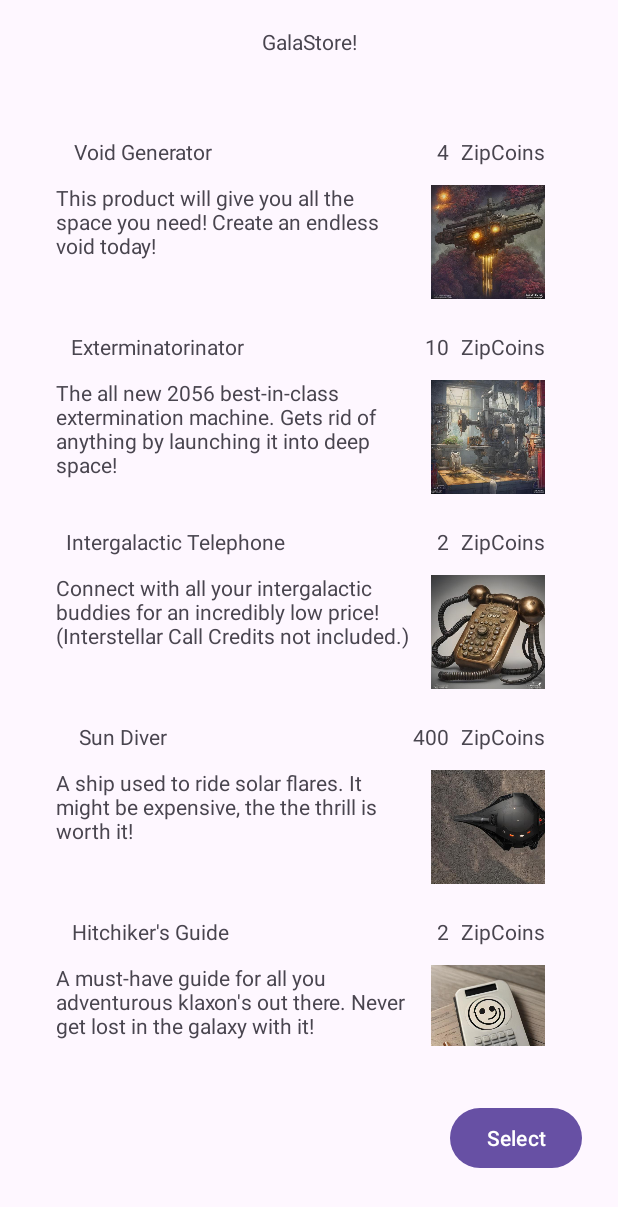
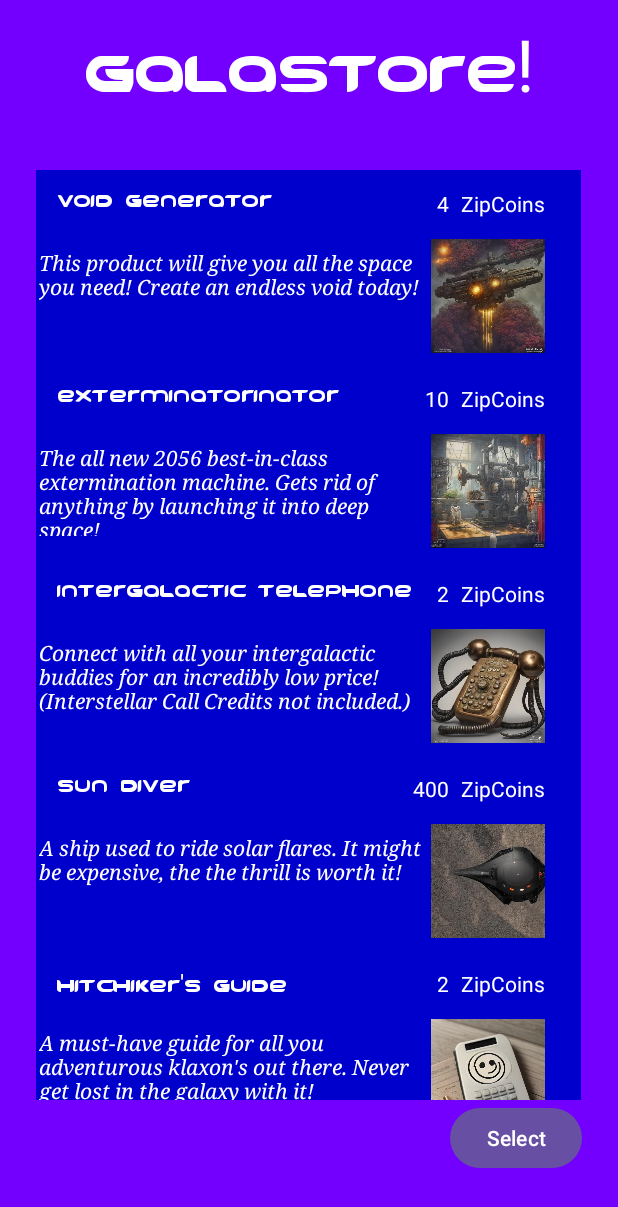
Before and after one commit to aw58/MobileAppsCourse, an Android app: the screen it shows after launch (MainActivity), on a phone screen of 412 x 824 dp. Shown: the top 1207 px of the screen. Run offline under Robolectric (Android 15) with nearby library versions, the phone set to English and light mode, and no system bars.

Commit message:
colors added. All is working!

```diff
--- a/Practice3_SQLDatabase/app/src/main/java/com/example/practice3_sqldatabase/ProductAdapter.java
+++ b/Practice3_SQLDatabase/app/src/main/java/com/example/practice3_sqldatabase/ProductAdapter.java
@@ -1,6 +1,7 @@
 package com.example.practice3_sqldatabase;
 
 import android.graphics.Color;
+import android.graphics.drawable.ColorDrawable;
 import android.view.LayoutInflater;
 import android.view.View;
 import android.view.ViewGroup;
@@ -53,11 +54,11 @@ public class ProductAdapter extends RecyclerView.Adapter<ProductAdapter.ViewHold
                 if(isSelectable){
                     if(selected_products.contains(item)){
                         selected_products.remove(item);
-                        holder.itemView.setBackgroundColor(Color.TRANSPARENT);
+                        holder.itemView.setBackgroundColor(Color.rgb(0, 0, 204));
                     }
                     else{
                         selected_products.add(item);
-                        holder.itemView.setBackgroundColor(Color.LTGRAY);
+                        holder.itemView.setBackgroundColor(Color.rgb(26, 175, 255));
                     }
                     //printSelected();
                 }
--- a/Practice3_SQLDatabase/app/src/main/res/layout/activity_main.xml
+++ b/Practice3_SQLDatabase/app/src/main/res/layout/activity_main.xml
@@ -3,6 +3,7 @@
     xmlns:app="http://schemas.android.com/apk/res-auto"
     xmlns:tools="http://schemas.android.com/tools"
     android:id="@+id/main"
+    android:background="@color/dark_purple"
     android:layout_width="match_parent"
     android:layout_height="match_parent"
     tools:context=".MainActivity">
@@ -11,7 +12,12 @@
         android:id="@+id/mainViewTitle"
         android:layout_width="wrap_content"
         android:layout_height="wrap_content"
+        android:fontFamily="@font/freedom_10em"
         android:text="@string/galastore"
+        android:textAlignment="center"
+        android:textColor="@color/white"
+        android:textSize="48sp"
+        android:typeface="serif"
         app:layout_constraintBottom_toBottomOf="parent"
         app:layout_constraintEnd_toEndOf="parent"
         app:layout_constraintStart_toStartOf="parent"
@@ -23,6 +29,7 @@
         android:layout_width="363dp"
         android:layout_height="620dp"
         android:layout_marginTop="40dp"
+        android:background="@color/dark_purple"
         app:layout_constraintBottom_toBottomOf="parent"
         app:layout_constraintEnd_toEndOf="parent"
         app:layout_constraintHorizontal_bias="0.491"
--- a/Practice3_SQLDatabase/app/src/main/res/layout/activity_second.xml
+++ b/Practice3_SQLDatabase/app/src/main/res/layout/activity_second.xml
@@ -5,13 +5,16 @@
     android:id="@+id/main"
     android:layout_width="match_parent"
     android:layout_height="match_parent"
+    android:background="@color/dark_purple"
     tools:context=".SecondActivity">
 
     <Button
         android:id="@+id/send_email_button"
         android:layout_width="wrap_content"
         android:layout_height="wrap_content"
+        android:fontFamily="@font/freedom_10em"
         android:text="@string/send_email"
+        android:background="@color/dark_blue"
         app:layout_constraintBottom_toBottomOf="parent"
         app:layout_constraintEnd_toEndOf="parent"
         app:layout_constraintStart_toStartOf="parent"
@@ -23,6 +26,8 @@
         android:layout_width="wrap_content"
         android:layout_height="wrap_content"
         android:layout_marginStart="24dp"
+        android:background="@color/dark_blue"
+        android:fontFamily="@font/freedom_10em"
         android:text="@string/back"
         app:layout_constraintBottom_toBottomOf="parent"
         app:layout_constraintStart_toStartOf="parent"
--- a/Practice3_SQLDatabase/app/src/main/res/layout/product_list_item.xml
+++ b/Practice3_SQLDatabase/app/src/main/res/layout/product_list_item.xml
@@ -4,6 +4,7 @@
     xmlns:tools="http://schemas.android.com/tools"
     android:layout_width="match_parent"
     android:layout_height="130dp"
+    android:background="@color/dark_blue"
     app:layout_constraintBottom_toBottomOf="parent"
     app:layout_constraintEnd_toEndOf="parent"
     app:layout_constraintStart_toStartOf="parent"
@@ -12,15 +13,19 @@
 
     <TextView
         android:id="@+id/name_TextView"
-            android:layout_width="wrap_content"
-            android:layout_height="wrap_content"
+        android:layout_width="263dp"
+        android:layout_height="28dp"
+        android:fontFamily="@font/freedom_10em"
         android:text="@string/product_name"
+        android:textColor="@color/white"
+        android:textSize="16sp"
+        android:typeface="sans"
         app:layout_constraintBottom_toBottomOf="parent"
         app:layout_constraintEnd_toEndOf="parent"
-            app:layout_constraintHorizontal_bias="0.093"
+        app:layout_constraintHorizontal_bias="0.14"
         app:layout_constraintStart_toStartOf="parent"
         app:layout_constraintTop_toTopOf="parent"
-            app:layout_constraintVertical_bias="0.126" />
+        app:layout_constraintVertical_bias="0.122" />
 
     <TextView
         android:id="@+id/cost_TextView"
@@ -30,19 +35,24 @@
         android:gravity="start"
         android:text="@string/cost"
         android:textAlignment="viewStart"
+        android:textColor="@color/white"
         app:layout_constraintBottom_toBottomOf="@+id/name_TextView"
         app:layout_constraintEnd_toStartOf="@+id/zipcoins_TextView"
         app:layout_constraintTop_toTopOf="@+id/name_TextView"
-        app:layout_constraintVertical_bias="1.0" />
+        app:layout_constraintVertical_bias="0.0" />
 
     <TextView
         android:id="@+id/description_TextView"
-        android:layout_width="237dp"
-        android:layout_height="69dp"
+        android:layout_width="258dp"
+        android:layout_height="62dp"
         android:layout_marginBottom="16dp"
+        android:fontFamily="serif"
         android:text="@string/product_description"
+        android:textColor="@color/white"
+        android:textStyle="italic"
         app:layout_constraintBottom_toBottomOf="parent"
         app:layout_constraintEnd_toStartOf="@+id/imageView"
+        app:layout_constraintHorizontal_bias="0.377"
         app:layout_constraintStart_toStartOf="parent"
         app:layout_constraintTop_toBottomOf="@+id/name_TextView"
         app:layout_constraintVertical_bias="1.0" />
@@ -53,6 +63,7 @@
         android:layout_height="wrap_content"
         android:layout_marginEnd="24dp"
         android:text="@string/zipcoins"
+        android:textColor="@color/white"
         app:layout_constraintBottom_toBottomOf="@+id/cost_TextView"
         app:layout_constraintEnd_toEndOf="parent"
         app:layout_constraintTop_toTopOf="@+id/cost_TextView"
--- a/Practice3_SQLDatabase/app/src/main/res/values/colors.xml
+++ b/Practice3_SQLDatabase/app/src/main/res/values/colors.xml
@@ -3,9 +3,11 @@
     <color name="black">#FF000000</color>
     <color name="white">#FFFFFFFF</color>
     <color name="selected">#FF737373</color>
+    <color name="dark_purple">#FF7300FF</color>
+    <color name="dark_blue">#FF0000CC</color>
+    <color name="light_blue">#FF1AAFFF</color>
 
-    <color name="primaryColor">#FF0000CC</color>
-    <color name="primaryLightColor">#FF1A1AFF</color>
+    <color name="primaryColor">#FF000033</color>
     <color name="primaryDarkColor">#FF000033</color>
     <color name="secondaryColor">#FFFFFF66</color>
     <color name="backgroundColor">#FF000000</color>
```
Lines whose indentation alone changed are shown as unchanged.
